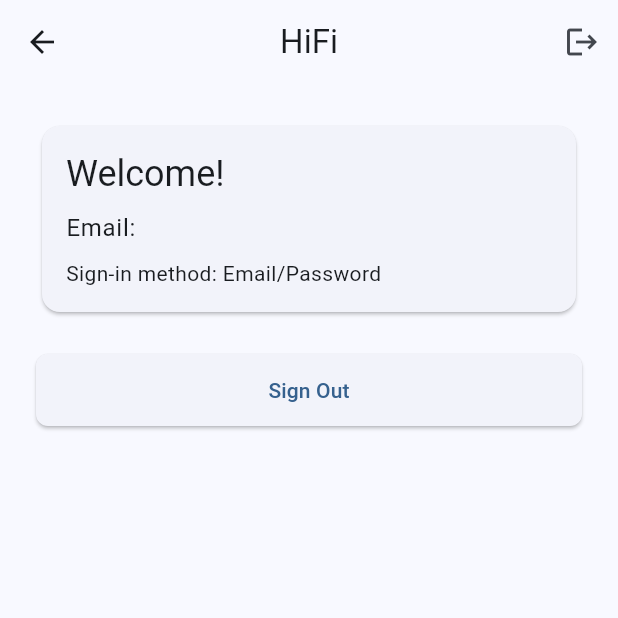
After one commit to HiFinance-pvt/hifi-mobile, a Flutter app: the HomeView screen opened by its route, on a phone screen of 412 x 824 dp, the top half of it. The commit adds this screen. Run offline on Flutter 3.47's test engine with Material 3 defaults, Android fonts, the phone set to English and light mode, and no system bars; our stand-ins replace firebase_auth, firebase_core, get, google_sign_in, shared_preferences; accounts and stored records are empty.

Commit message:
feat: add home screen and Google account selection
- Create home screen with user info display and sign out
- Add navigation to home screen after successful authentication
- Implement force Google account selection option
- Add home controller and binding
- Display user email and sign-in method on home screen
- Complete authentication flow with proper navigation

```diff
--- a/lib/app/routes/app_pages.dart
+++ b/lib/app/routes/app_pages.dart
@@ -3,6 +3,8 @@ import 'package:hifi/modules/auth/bindings/auth_binding.dart';
 import 'package:hifi/modules/auth/views/signin_view.dart';
 import 'package:hifi/modules/auth/views/signup_view.dart';
 import 'package:hifi/modules/auth/views/forgot_password_view.dart';
+import 'package:hifi/modules/home/bindings/home_binding.dart';
+import 'package:hifi/modules/home/views/home_view.dart';
 import 'app_routes.dart';
 
 class AppPages {
@@ -24,5 +26,10 @@ class AppPages {
       page: () => const ForgotPasswordView(),
       binding: AuthBinding(),
     ),
+    GetPage(
+      name: Routes.home,
+      page: () => const HomeView(),
+      binding: HomeBinding(),
+    ),
   ];
 }
--- /dev/null
+++ b/lib/modules/home/bindings/home_binding.dart
@@ -0,0 +1,10 @@
+import 'package:get/get.dart';
+import 'package:hifi/modules/home/controllers/home_controller.dart';
+import 'package:hifi/services/auth_service.dart';
+
+class HomeBinding extends Bindings {
+  @override
+  void dependencies() {
+    Get.lazyPut<HomeController>(() => HomeController());
+  }
+}
--- /dev/null
+++ b/lib/modules/home/controllers/home_controller.dart
@@ -0,0 +1,39 @@
+import 'package:get/get.dart';
+import 'package:hifi/services/auth_service.dart';
+import 'package:hifi/app/routes/app_routes.dart';
+
+class HomeController extends GetxController {
+  final AuthService _authService = Get.find<AuthService>();
+
+  final userEmail = ''.obs;
+  final signInMethod = ''.obs;
+
+  @override
+  void onInit() {
+    super.onInit();
+    _loadUserInfo();
+  }
+
+  void _loadUserInfo() {
+    final user = _authService.currentUser;
+    if (user != null) {
+      userEmail.value = user.email ?? 'No email';
+
+      // Determine sign-in method
+      if (user.providerData.any((info) => info.providerId == 'google.com')) {
+        signInMethod.value = 'Google Sign-In';
+      } else {
+        signInMethod.value = 'Email/Password';
+      }
+    }
+  }
+
+  Future<void> signOut() async {
+    try {
+      await _authService.signOut();
+      Get.offAllNamed(Routes.signin);
+    } catch (e) {
+      Get.snackbar('Error', 'Failed to sign out: ${e.toString()}');
+    }
+  }
+}
--- /dev/null
+++ b/lib/modules/home/views/home_view.dart
@@ -0,0 +1,59 @@
+import 'package:flutter/material.dart';
+import 'package:get/get.dart';
+import 'package:hifi/modules/home/controllers/home_controller.dart';
+
+class HomeView extends GetView<HomeController> {
+  const HomeView({super.key});
+
+  @override
+  Widget build(BuildContext context) {
+    return Scaffold(
+      appBar: AppBar(
+        title: const Text('HiFi'),
+        actions: [
+          IconButton(
+            onPressed: controller.signOut,
+            icon: const Icon(Icons.logout),
+          ),
+        ],
+      ),
+      body: Padding(
+        padding: const EdgeInsets.all(24.0),
+        child: Column(
+          crossAxisAlignment: CrossAxisAlignment.stretch,
+          children: [
+            Card(
+              child: Padding(
+                padding: const EdgeInsets.all(16.0),
+                child: Column(
+                  crossAxisAlignment: CrossAxisAlignment.start,
+                  children: [
+                    Text(
+                      'Welcome!',
+                      style: Theme.of(context).textTheme.headlineSmall,
+                    ),
+                    const SizedBox(height: 8),
+                    Obx(() => Text(
+                      'Email: ${controller.userEmail.value}',
+                      style: Theme.of(context).textTheme.bodyLarge,
+                    )),
+                    const SizedBox(height: 8),
+                    Obx(() => Text(
+                      'Sign-in method: ${controller.signInMethod.value}',
+                      style: Theme.of(context).textTheme.bodyMedium,
+                    )),
+                  ],
+                ),
+              ),
+            ),
+            const SizedBox(height: 24),
+            ElevatedButton(
+              onPressed: controller.signOut,
+              child: const Text('Sign Out'),
+            ),
+          ],
+        ),
+      ),
+    );
+  }
+}
```
Also changed, not shown: lib/modules/auth/controllers/auth_controller.dart (+20 -2 lines), lib/modules/auth/views/signin_view.dart (+9 -0 lines), lib/services/auth_service.dart (+21 -0 lines).
